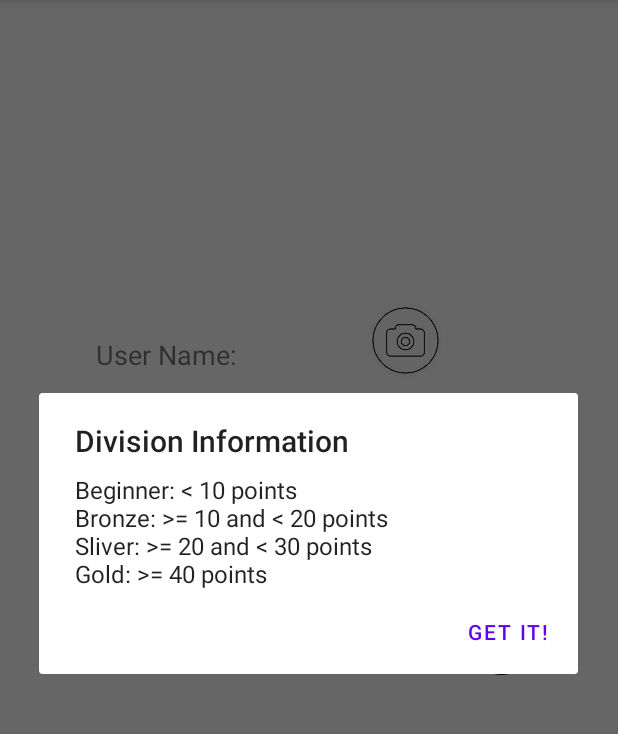
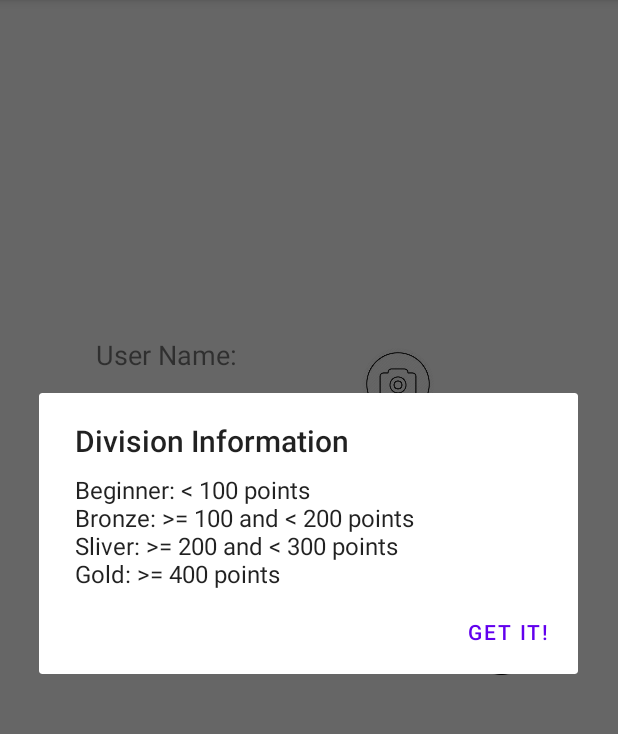
Before and after one commit to theresa0318/fitness, an Android app: the fragment ProfileFragment shown on its own in the app's theme, after a tap on an icon or button, on a phone screen of 412 x 824 dp, the part 84-818 px from its top. Run offline under Robolectric (Android 15) with nearby library versions, the phone set to English and light mode, and no system bars; our stand-ins replace Firebase (no records; nobody signed in at launch, a user with empty details on screens opened directly); pictures from the network do not load; 1 statement that could not run was skipped.

Commit message:
[Data test needed] Division & Bonus Points

```diff
--- a/app/src/main/java/com/example/fitsoc/ui/profile/ProfileFragment.java
+++ b/app/src/main/java/com/example/fitsoc/ui/profile/ProfileFragment.java
@@ -75,7 +75,7 @@ import java.util.UUID;
 
 public class ProfileFragment extends Fragment {
 
-    private TextView profileUsername, profileGender, profileAge, profileHeight, profileWeight;
+    private TextView profileUsername, profileGender, profileAge, profileHeight, profileWeight, profileDivision;
     private ImageView profileAvatar;
     private ImageView camera;
     private ImageButton divisionInfo;
@@ -93,6 +93,7 @@ public class ProfileFragment extends Fragment {
     private int age;
     private int height;
     private int weight;
+    private int bonusPoint;
     private String imageUrl;
     private static final String DEFAULT_IMAGE_URL="@drawable/profile_icon";
     public static final int CAMERA_PERM_CODE = 101;
@@ -164,6 +165,7 @@ public class ProfileFragment extends Fragment {
         profileHeight = profileView.findViewById(R.id.text_profile_height);
         profileWeight = profileView.findViewById(R.id.text_profile_weight);
         profileAvatar = profileView.findViewById(R.id.profile_avatar);
+        profileDivision = profileView.findViewById(R.id.text_profile_division);
 
         profileAvatar.setOnClickListener(new View.OnClickListener(){
             @Override
@@ -196,6 +198,7 @@ public class ProfileFragment extends Fragment {
                     height = userProfile.getHeight();
                     weight = userProfile.getWeight();
                     imageUrl = userProfile.getImageUrl();
+                    bonusPoint = userProfile.getBonusPoint();
 
 
                     profileUsername.setText("Username: " + username);
@@ -203,6 +206,15 @@ public class ProfileFragment extends Fragment {
                     profileAge.setText("Age: " + age);
                     profileHeight.setText("Height: " + height + " cm");
                     profileWeight.setText("Weight: " + weight + " kg");
+                    if (bonusPoint < 100) {
+                        profileDivision.setText("Division: Beginner");
+                    } else if (bonusPoint >= 100 && bonusPoint < 200) {
+                        profileDivision.setText("Division: Bronze");
+                    } else if (bonusPoint >= 200 && bonusPoint < 300) {
+                        profileDivision.setText("Division: Silver");
+                    } else {
+                        profileDivision.setText("Division: Gold");
+                    }
                     //int imageResource = getResources().getIdentifier(imageUrl, "drawable", getContext().getPackageName());
                     //Drawable res = getResources().getDrawable(imageResource);
                     //profileAvatar.setImageDrawable(res);
@@ -495,7 +507,7 @@ public class ProfileFragment extends Fragment {
 
     public void showDivisionInfo () {
         AlertDialog.Builder builder = new AlertDialog.Builder(getActivity());
-        builder.setMessage("Beginner: < 10 points" + "\n" + "Bronze: >= 10 and < 20 points" + "\n" + "Sliver: >= 20 and < 30 points" + "\n" + "Gold: >= 40 points")
+        builder.setMessage("Beginner: < 100 points" + "\n" + "Bronze: >= 100 and < 200 points" + "\n" + "Sliver: >= 200 and < 300 points" + "\n" + "Gold: >= 400 points")
                 .setTitle("Division Information");
         builder.setPositiveButton("Get it!", new DialogInterface.OnClickListener() {
             @Override
--- a/app/src/main/res/layout/fragment_profile.xml
+++ b/app/src/main/res/layout/fragment_profile.xml
@@ -21,14 +21,14 @@
 
     <ImageView
         android:id="@+id/profile_camera"
-        android:layout_width="50dp"
-        android:layout_height="50dp"
-        android:layout_marginBottom="516dp"
+        android:layout_width="48dp"
+        android:layout_height="48dp"
+        android:layout_marginBottom="488dp"
         android:onClick="onClick"
         android:src="@drawable/camera_icon"
         app:layout_constraintBottom_toBottomOf="parent"
         app:layout_constraintEnd_toEndOf="parent"
-        app:layout_constraintHorizontal_bias="0.678"
+        app:layout_constraintHorizontal_bias="0.663"
         app:layout_constraintStart_toStartOf="parent" />
 
     <TextView
@@ -115,24 +115,27 @@
         android:layout_marginEnd="96dp"
         android:textAlignment="textStart"
         android:textSize="18sp"
-        android:text="Division: Sliver"
+        android:text="Division: "
         app:layout_constraintEnd_toEndOf="parent"
         app:layout_constraintStart_toStartOf="parent"
         app:layout_constraintTop_toBottomOf="@+id/text_profile_weight"
-        android:gravity="start" />
+        android:gravity="start"
+        android:layout_marginLeft="64dp"
+        android:layout_marginRight="96dp" />
 
     <ImageButton
         android:id="@+id/divisionInfo"
         android:layout_width="30dp"
         android:layout_height="30dp"
         android:layout_marginStart="320dp"
+        android:layout_marginLeft="320dp"
         android:layout_marginTop="420dp"
         android:layout_marginEnd="64dp"
-        android:layout_marginBottom="280dp"
+        android:layout_marginRight="64dp"
+        android:background="@color/white"
+        android:onClick="showDivisionInfo"
+        android:scaleType="fitXY"
         android:src="@drawable/exclamation_mark"
-        android:background="@color/white"
-        android:scaleType="fitXY"
-        android:onClick="showDivisionInfo"
         app:layout_constraintEnd_toEndOf="parent"
         app:layout_constraintStart_toStartOf="parent"
         app:layout_constraintTop_toTopOf="parent" />
```
Also changed, not shown: app/src/main/java/com/example/fitsoc/data/model/RegisteredUser.java (+6 -1 lines).
